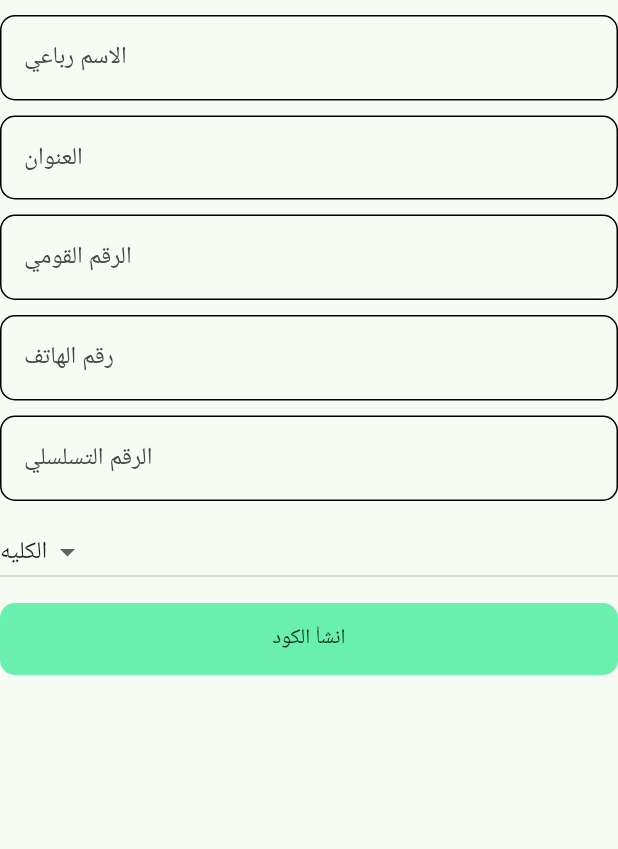
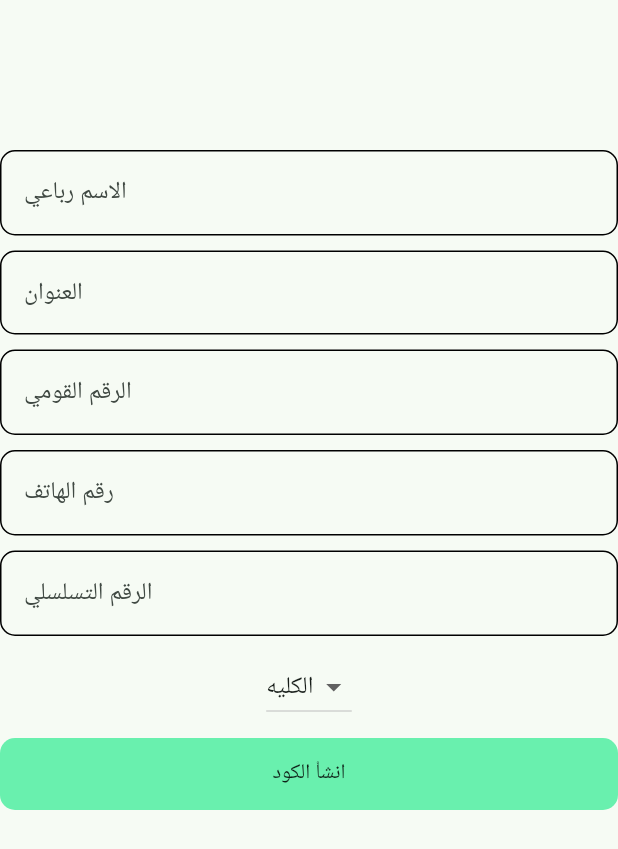
Before and after one commit to TDH9001/pre-military-training, a Flutter app: the FormFillScreen screen opened by its route, on a phone screen of 412 x 824 dp. Shown: the top 849 px of the screen. Run offline on Flutter 3.47's test engine with Material 3 defaults, Android fonts, the phone set to English and light mode, and no system bars; our stand-ins replace qr_flutter; missing offline and left inert: encrypt.

Commit message:
finished the first app missing college list ,  app icon and name

```diff
--- a/militar_qr_code_generator/lib/form_screen.dart
+++ b/militar_qr_code_generator/lib/form_screen.dart
@@ -45,7 +45,7 @@ class _FormFillScreenState extends State<FormFillScreen> {
               PlatformDispatcher.instance.views.first.devicePixelRatio,
           child: ListView(
             children: [
-              SizedBox(height: 10),
+              SizedBox(height: 100),
               CustomTextField(
                 controller: widget.usernameController,
                 labelText: "الاسم رباعي",
@@ -81,7 +81,8 @@ class _FormFillScreenState extends State<FormFillScreen> {
                 hintText: "الرقم التسلسلي",
               ),
               SizedBox(height: 10),
-              DropdownButton<String>(
+              Center(
+                child: DropdownButton<String>(
                   value: selectedCollege == "" ? "الكليه" : selectedCollege,
                   items: widget.CollegeList,
                   onChanged: (value) {
@@ -89,6 +90,7 @@ class _FormFillScreenState extends State<FormFillScreen> {
                       selectedCollege = value.toString().trim();
                     });
                   },
+                ),
               ),
               SizedBox(height: 10),
               Container(
--- a/militar_qr_code_generator/lib/introduction_page.dart
+++ b/militar_qr_code_generator/lib/introduction_page.dart
@@ -11,6 +11,8 @@ class IntroductionPage extends StatelessWidget {
           children: [
             SizedBox(
               child: Center(
+                child: Padding(
+                  padding: const EdgeInsets.all(8.0),
                   child: Text(
                     """
                     📋 تعليمات التسجيل في دورة الخدمة العسكرية: \n
@@ -37,6 +39,7 @@ class IntroductionPage extends StatelessWidget {
                   ),
                 ),
               ),
+            ),
             Padding(
               padding: const EdgeInsets.all(8.0),
               child: Container(
```
Also changed, not shown: militar_qr_code_generator/lib/qr_image_screen.dart (+19 -19 lines). Lines whose indentation alone changed are shown as unchanged.
